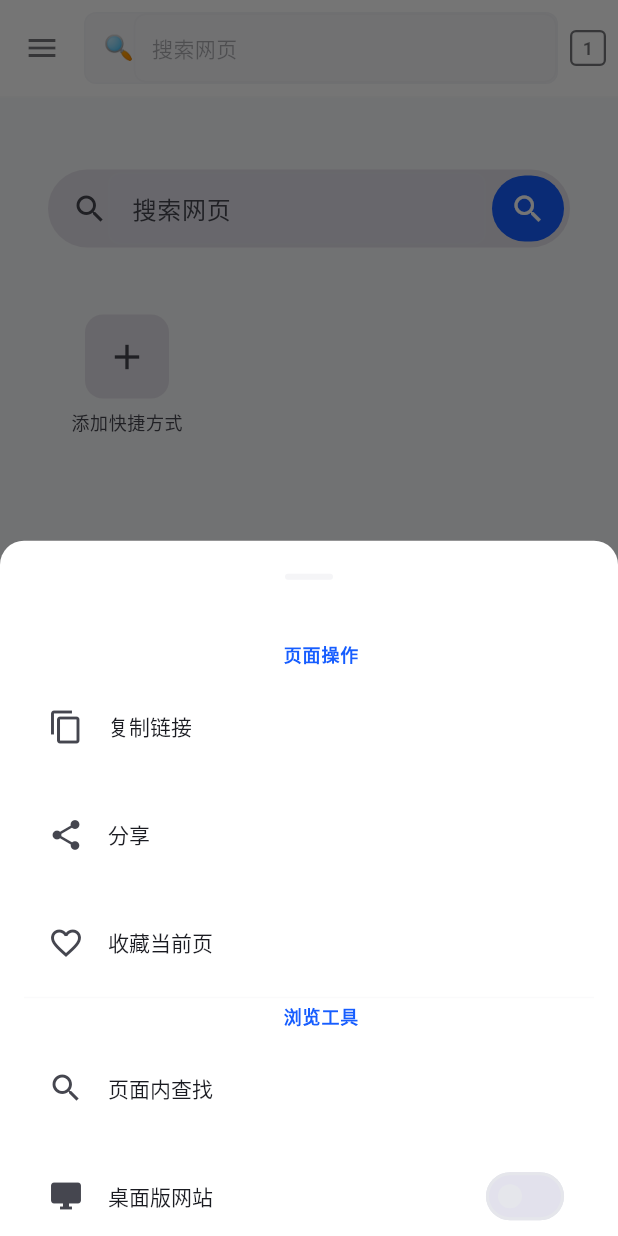
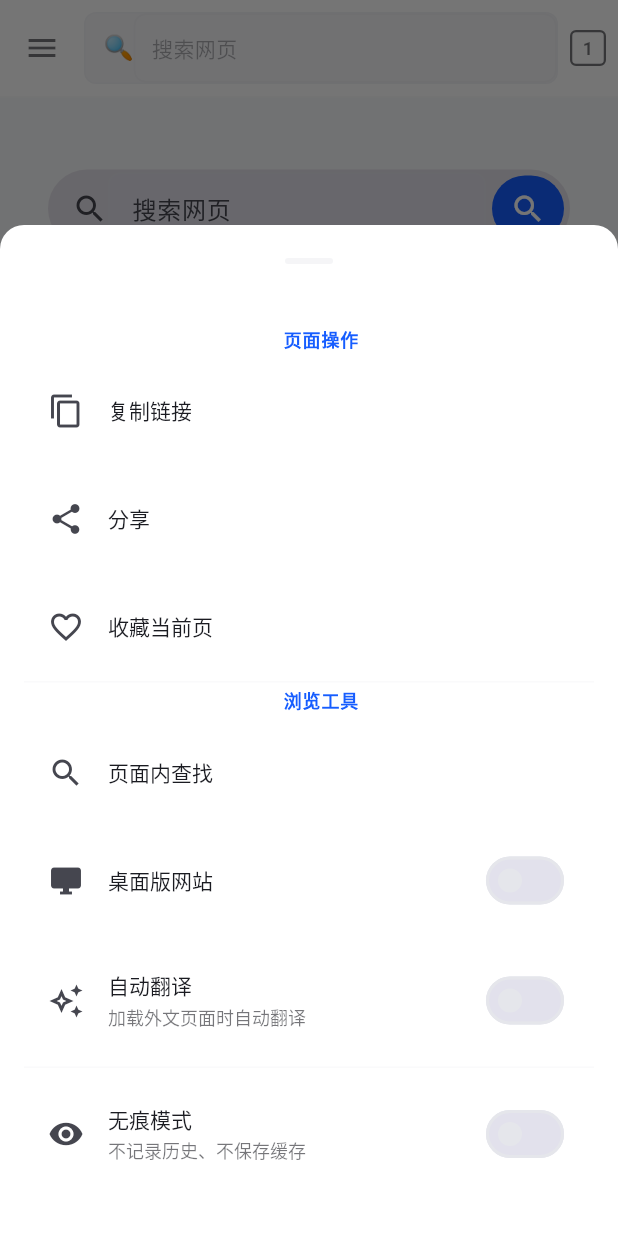
Before and after one commit to XY0L6X/langferry-ai-browser, a Flutter app: the screen it shows after launch, after a tap on the "menu" icon, on a phone screen of 412 x 824 dp. Run offline on Flutter 3.47's test engine with Material 3 defaults, Android fonts, the phone set to English and light mode, and no system bars; our stand-ins replace dio, flutter_riverpod, hive, hive_flutter, permission_handler, share_plus; missing offline and left inert: flutter_inappwebview; accounts and stored records are empty.

Commit message:
🐛 修复菜单滚动问题，无痕模式现在可显示

```diff
--- a/lib/pages/browser/browser_page.dart
+++ b/lib/pages/browser/browser_page.dart
@@ -612,6 +612,7 @@ class _BrowserPageState extends ConsumerState<BrowserPage> {
     final autoOn = ref.read(autoTranslateProvider);
     showModalBottomSheet(
       context: context,
+      isScrollControlled: true,
       builder: (ctx) => _UnifiedMenuSheet(
         currentUrl: _currentUrl,
         currentTitle: _currentTitle,
@@ -1068,7 +1069,8 @@ class _UnifiedMenuSheet extends StatelessWidget {
     final theme = Theme.of(context);
     return Container(
       padding: const EdgeInsets.all(AppDimens.spacing16),
-      child: Column(
+      child: SingleChildScrollView(
+        child: Column(
         mainAxisSize: MainAxisSize.min,
         children: [
           // 页面操作
@@ -1123,6 +1125,7 @@ class _UnifiedMenuSheet extends StatelessWidget {
           ),
           const SizedBox(height: AppDimens.spacing8),
         ],
+      ),
       ),
     );
   }
```
